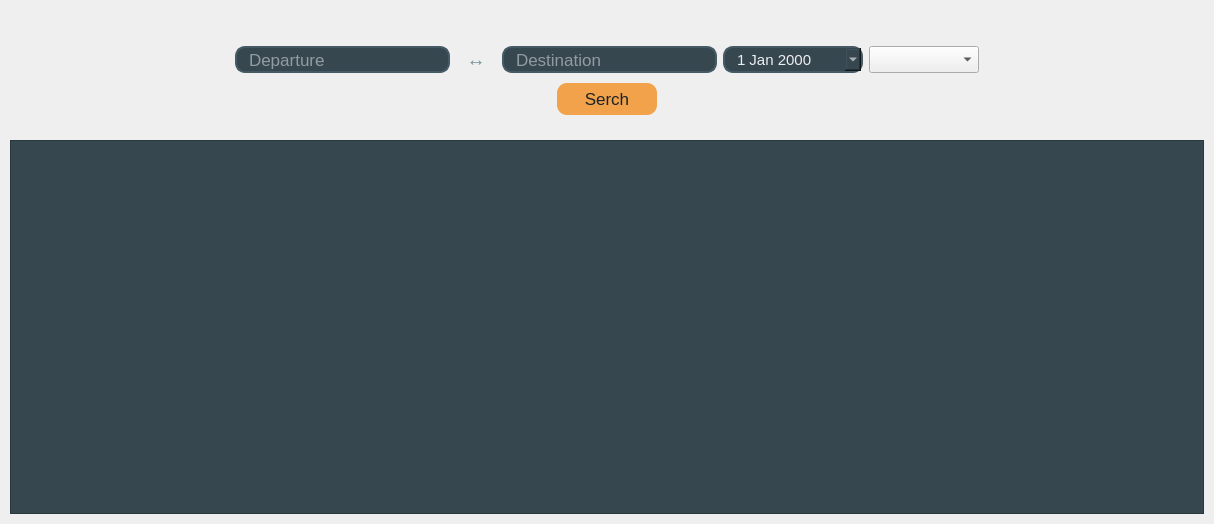
This is Lab2/Lab2_proj/ClientPart/buytickets.ui in BohdanGunko/clientServetTcpIp as Qt 5 draws it before an edit. The edited form follows.
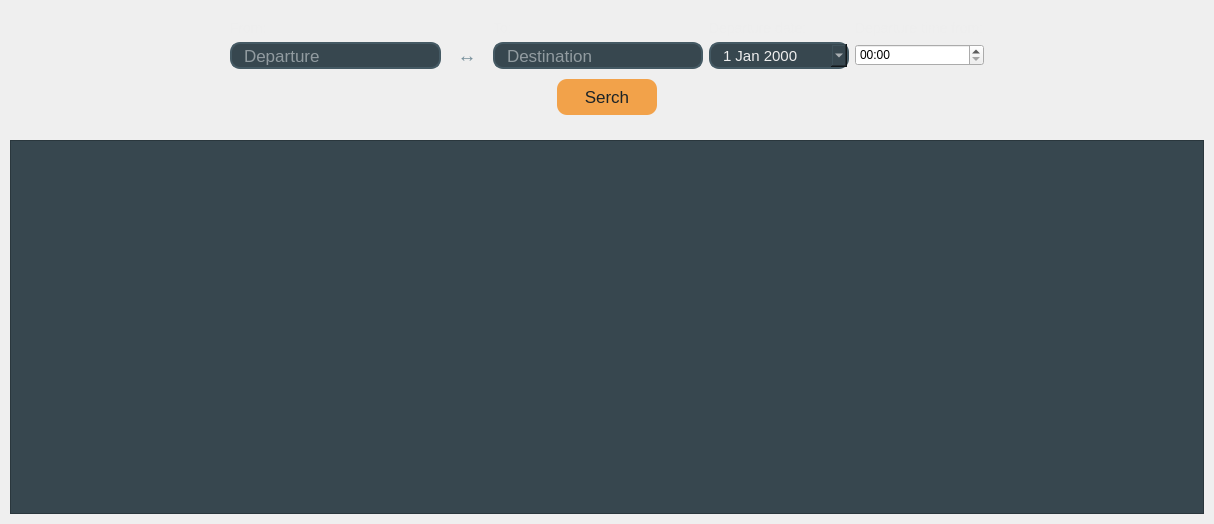
This is the edited form. Icons and pictures are not drawn.

What changed in the file:
```diff
--- a/Lab2/Lab2_proj/ClientPart/buytickets.ui
+++ b/Lab2/Lab2_proj/ClientPart/buytickets.ui
@@ -20,43 +20,35 @@
    <string>Form</string>
   </property>
   <property name="styleSheet">
-   <string notr="true">
-
+   <string notr="true">/*--------------------------------PopUp calendar--------------------------------*/
 
 QCalendarWidget QToolButton {
 	color:#1b2327;
     background-color: #607D8B;
-font: bold &quot;Calibri&quot;;
-font-size:14px;
+	font: bold &quot;Calibri&quot;;
+	font-size:14px;
   }
 
  QCalendarWidget QWidget { 
-
-alternate-background-color:#546E7A ; 
-
+	alternate-background-color:#546E7A ; 
 }
 
 QCalendarWidget QAbstractItemView:enabled 
   {
-  
-    color:#d4d6d7;
+	color:#d4d6d7;
 	font-family:  &quot;Calibri Bold&quot;;
 	font-size: 14px;
     background-color: #1e282d;  
     selection-background-color: #546E7A; 
     selection-color:#1b2327; 
-
   }
 
-/* days in other months */
-  /* navigation bar */
+
 QCalendarWidget QWidget#qt_calendar_navigationbar
 { 
-  background-color: #607D8B;
+	background-color: #607D8B;
 }
 
-
-/*not visible */
 QCalendarWidget QMenu {
 background-color: #607D8B;
 color: #1b2327;
@@ -68,19 +60,16 @@
   }
 
 QCalendarWidget QSpinBox { 
-
-    color: #607D8B; 
-background-color: #607D8B;
-color: #1b2327;
-selection-background-color: #1b2327;
-    selection-color: #607D8B;
-font: bold &quot;Calibri&quot;;
-font-size:14px;
+	color: #607D8B; 
+	background-color: #607D8B;
+	color: #1b2327;
+	selection-background-color: #1b2327;
+	selection-color: #607D8B;
+	font: bold &quot;Calibri&quot;;
+	font-size:14px;
   }
 
 
-
-
 /*--------------------------------Date edit--------------------------------*/
 QDateEdit {
 	background-color:#37474F ;
@@ -207,7 +196,7 @@
 
 	color:#EEEEEE;
 	font: italic&quot;Calibri&quot;;
-	font-size: 17px;
+	font-size: 14px;
 }
 </string>
   </property>
@@ -452,28 +441,6 @@
             </property>
            </spacer>
           </item>
-          <item row="1" column="5">
-           <widget class="QComboBox" name="HoursComboBox">
-            <property name="sizePolicy">
-             <sizepolicy hsizetype="Expanding" vsizetype="Expanding">
-              <horstretch>0</horstretch>
-              <verstretch>0</verstretch>
-             </sizepolicy>
-            </property>
-            <property name="minimumSize">
-             <size>
-              <width>70</width>
-              <height>25</height>
-             </size>
-            </property>
-            <property name="maximumSize">
-             <size>
-              <width>110</width>
-              <height>45</height>
-             </size>
-            </property>
-           </widget>
-          </item>
           <item row="1" column="1">
            <widget class="QLineEdit" name="DepartureLineEdit">
             <property name="sizePolicy">
@@ -544,14 +511,27 @@
              </sizepolicy>
             </property>
             <property name="text">
-             <string>Departure day:</string>
+             <string>Departure date:</string>
             </property>
            </widget>
           </item>
           <item row="0" column="5">
            <widget class="QLabel" name="HourLabel">
+            <property name="minimumSize">
+             <size>
+              <width>120</width>
+              <height>0</height>
+             </size>
+            </property>
             <property name="text">
-             <string>Hour:</string>
+             <string>Departure time from:</string>
+            </property>
+           </widget>
+          </item>
+          <item row="1" column="5">
+           <widget class="QTimeEdit" name="TimeEdit">
+            <property name="displayFormat">
+             <string>HH:mm</string>
             </property>
            </widget>
           </item>
```
Left out of the diff: 11 changed lines with no effect on the pictures.
